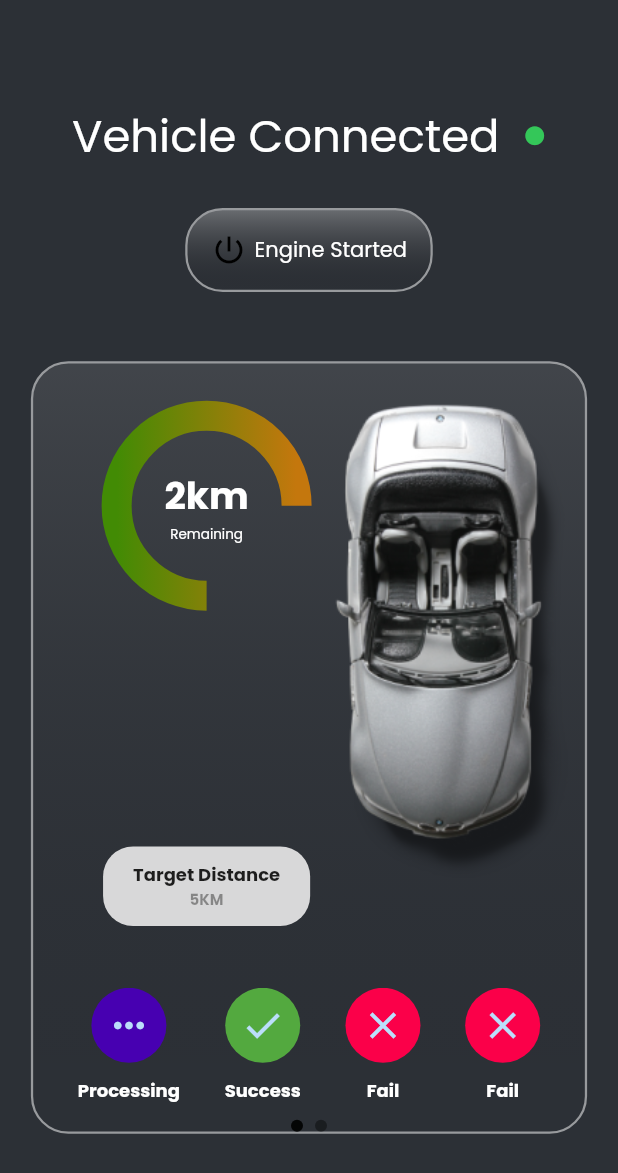
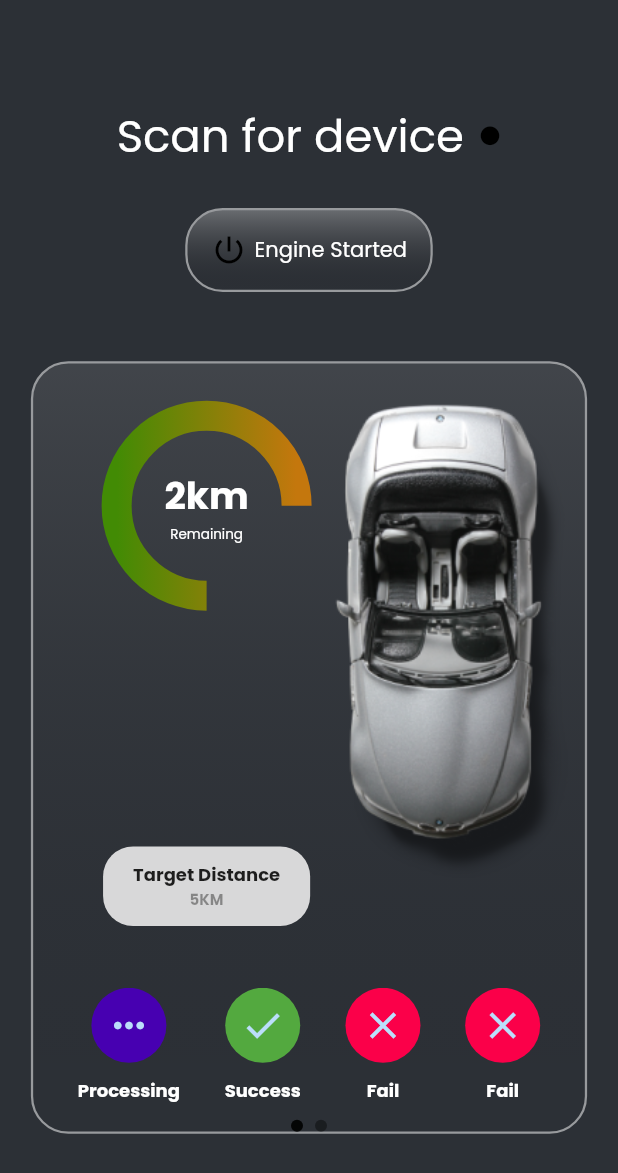
Before and after one commit to automotive-hub/automotive-stats-invision, a Flutter app: the screen it shows after launch, on a phone screen of 412 x 824 dp. Shown: the top 1173 px of the screen. Run offline on Flutter 3.47's test engine with Material 2 defaults, Android fonts, the phone set to English and light mode, and no system bars; drawn by our look-alikes of carousel_slider, percent_indicator; missing offline and left inert: flutter_reactive_ble, location_permissions.

```diff
--- a/lib/screens/MainScreen.dart
+++ b/lib/screens/MainScreen.dart
@@ -37,7 +37,6 @@ class _MyHomePageState extends State<MyHomePage> {
   final _deviceConnectionController = StreamController<ConnectionStateUpdate>();
 
 // These are the UUIDs of your device
-  final Uuid serviceUuid = Uuid.parse("0000180f-0000-1000-8000-00805f9b34fb");
 
   Future<List<DiscoveredService>> discoverServices(String deviceId) async {
     try {
@@ -48,7 +47,7 @@ class _MyHomePageState extends State<MyHomePage> {
     }
   }
 
-  Future<void> _startScan() async {
+  void _startScan() async {
 // Platform permissions handling stuff
     bool permGranted = false;
     setState(() {
@@ -67,12 +66,14 @@ class _MyHomePageState extends State<MyHomePage> {
           .scanForDevices(withServices: [serviceUuid]).listen((device) async {
         // Change this string to what you defined in Zephyr
         print(device);
-        if (device.name == DEVICE_NAME) {
+        if (device.name == 'ESP32-OBD2-BLE') {
+          // print(device);
+          discoveredServices =
+              await flutterReactiveBle.discoverServices(device.id);
           setState(() {
             _ubiqueDevice = device;
             _foundDeviceWaitingToConnect = true;
           });
-          await _scanStream.cancel();
         }
       });
     }
@@ -105,6 +106,25 @@ class _MyHomePageState extends State<MyHomePage> {
     );
   }
 
+  Future<void> disconnect() async {
+    try {
+      await _connection.cancel();
+    } on Exception catch (e, _) {
+    } finally {
+      // Since [_connection] subscription is terminated, the "disconnected" state cannot be received and propagated
+      _deviceConnectionController.add(
+        ConnectionStateUpdate(
+          deviceId: _ubiqueDevice.id,
+          connectionState: DeviceConnectionState.disconnected,
+          failure: null,
+        ),
+      );
+      setState(() {
+        _connected = false;
+      });
+    }
+  }
+
   @override
   Widget build(BuildContext context) {
     Size size = MediaQuery.of(context).size;
@@ -119,15 +139,26 @@ class _MyHomePageState extends State<MyHomePage> {
           children: <Widget>[
             Row(
               mainAxisAlignment: MainAxisAlignment.center,
-              children: const [
+              children: [
                 Text(
-                  'Vehicle Connected  ',
+                  _foundDeviceWaitingToConnect
+                      ? _connected
+                          ? connectionStatusCONNECT
+                          : connectionStatusFounded
+                      : connectionStatusOFF,
                   style: TextStyle(fontSize: 30, color: Colors.white),
+                ),
+                SizedBox(
+                  width: 10,
                 ),
                 Icon(
                   Icons.circle,
                   size: 15,
-                  color: Color(0xff34c759),
+                  color: _foundDeviceWaitingToConnect
+                      ? _connected
+                          ? Color(0xff34c759)
+                          : Colors.red
+                      : Colors.black,
                 )
               ],
             ),
@@ -137,20 +168,16 @@ class _MyHomePageState extends State<MyHomePage> {
             GestureDetector(
               onTap: _scanStarted
                   ? _connected
-                      ? null
-                      : () async {
-                          await connect();
+                      ? () async {
+                          await disconnect();
                         }
-                  : () async {
-                      await _startScan();
-                    },
-              child: EngineStatusButton(
-                color: _foundDeviceWaitingToConnect
-                    ? _connected
-                        ? Color(0xff25CB55)
-                        : Colors.red
-                    : Colors.black,
-              ),
+                      : connect
+                  : _startScan,
+              child: EngineStatusButton(color: _foundDeviceWaitingToConnect
+                  ? _connected
+                  ? Color(0xff25CB55)
+                  : Colors.red
+                  : Colors.black,),
             ),
             SizedBox(
               height: size.height * 0.05,
```
Also changed, not shown: lib/config/constants/ble_desgin_constants.g.dart.
